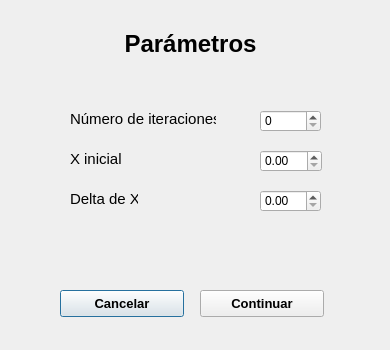
First picture: the form in UI/busquedas.ui, repository dhoyoso/AnalisisNumerico, before the edit.
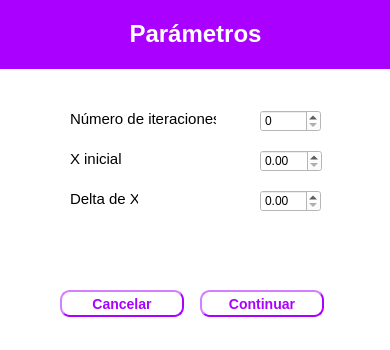
Second picture: the form after the edit.

What changed in the file:
```diff
--- a/UI/busquedas.ui
+++ b/UI/busquedas.ui
@@ -13,6 +13,9 @@
   <property name="windowTitle">
    <string>Dialog</string>
   </property>
+  <property name="styleSheet">
+   <string notr="true">background-color: rgb(255, 255, 255);</string>
+  </property>
   <widget class="QLabel" name="label_4">
    <property name="geometry">
     <rect>
@@ -44,28 +47,26 @@
    </property>
    <property name="font">
     <font>
-     <pointsize>10</pointsize>
+     <pointsize>-1</pointsize>
      <weight>75</weight>
+     <italic>false</italic>
      <bold>true</bold>
     </font>
    </property>
+   <property name="styleSheet">
+    <string notr="true">color: rgb(170, 0, 255);
+	border-width: 2px;
+    border-style: outset;
+    border-radius: 10px;
+    border-color:rgb(170, 0, 255);
+    font: bold 14px;
+    padding: 6px;
+</string>
+   </property>
    <property name="text">
     <string>Cancelar</string>
    </property>
   </widget>
-  <widget class="QLabel" name="label">
-   <property name="geometry">
-    <rect>
-     <x>40</x>
-     <y>30</y>
-     <width>301</width>
-     <height>29</height>
-    </rect>
-   </property>
-   <property name="text">
-    <string>&lt;html&gt;&lt;head/&gt;&lt;body&gt;&lt;p align=&quot;center&quot;&gt;&lt;span style=&quot; font-size:18pt; font-weight:600;&quot;&gt;Parámetros&lt;/span&gt;&lt;/p&gt;&lt;/body&gt;&lt;/html&gt;</string>
-   </property>
-  </widget>
   <widget class="QPushButton" name="continuar">
    <property name="geometry">
     <rect>
@@ -77,11 +78,21 @@
    </property>
    <property name="font">
     <font>
-     <pointsize>10</pointsize>
+     <pointsize>-1</pointsize>
      <weight>75</weight>
+     <italic>false</italic>
      <bold>true</bold>
     </font>
    </property>
+   <property name="styleSheet">
+    <string notr="true">color: rgb(170, 0, 255);
+	border-width: 2px;
+    border-style: outset;
+    border-radius: 10px;
+    border-color:rgb(170, 0, 255);
+    font: bold 14px;
+    padding: 6px;</string>
+   </property>
    <property name="text">
     <string>Continuar</string>
    </property>
@@ -156,6 +167,22 @@
     <string>&lt;html&gt;&lt;head/&gt;&lt;body&gt;&lt;p&gt;Delta de X&lt;/p&gt;&lt;/body&gt;&lt;/html&gt;</string>
    </property>
   </widget>
+  <widget class="QLabel" name="label_2">
+   <property name="geometry">
+    <rect>
+     <x>0</x>
+     <y>0</y>
+     <width>391</width>
+     <height>69</height>
+    </rect>
+   </property>
+   <property name="styleSheet">
+    <string notr="true">background-color: rgb(170, 0, 255);</string>
+   </property>
+   <property name="text">
+    <string>&lt;html&gt;&lt;head/&gt;&lt;body&gt;&lt;p align=&quot;center&quot;&gt;&lt;span style=&quot; font-size:18pt; font-weight:600; color:#ffffff;&quot;&gt;Parámetros&lt;/span&gt;&lt;/p&gt;&lt;/body&gt;&lt;/html&gt;</string>
+   </property>
+  </widget>
  </widget>
  <resources/>
  <connections/>
```
